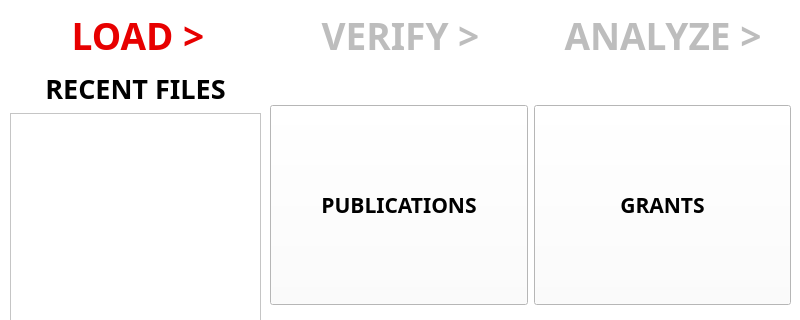
Before: the Qt Designer form Project Code/AppleProject/load_csv.ui in JRWu/DataAggregation, drawn with Qt 5; both pictures show x 0 to 800 and y 0 to 320 of the 800 by 600 pixel window.
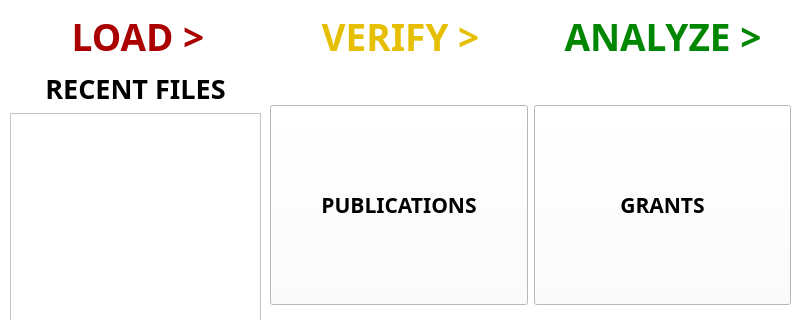
After: the same form once the commit is applied.

```diff
--- a/Project Code/AppleProject/load_csv.ui
+++ b/Project Code/AppleProject/load_csv.ui
@@ -586,7 +586,7 @@
       <x>10</x>
       <y>10</y>
       <width>781</width>
-      <height>51</height>
+      <height>52</height>
      </rect>
     </property>
     <layout class="QHBoxLayout" name="navigation_area">
@@ -604,7 +604,7 @@
           <colorrole role="ButtonText">
            <brush brushstyle="SolidPattern">
             <color alpha="255">
-             <red>231</red>
+             <red>170</red>
              <green>0</green>
              <blue>0</blue>
             </color>
@@ -615,7 +615,7 @@
           <colorrole role="ButtonText">
            <brush brushstyle="SolidPattern">
             <color alpha="255">
-             <red>231</red>
+             <red>170</red>
              <green>0</green>
              <blue>0</blue>
             </color>
@@ -665,9 +665,9 @@
           <colorrole role="ButtonText">
            <brush brushstyle="SolidPattern">
             <color alpha="255">
-             <red>189</red>
-             <green>189</green>
-             <blue>189</blue>
+             <red>229</red>
+             <green>191</green>
+             <blue>0</blue>
             </color>
            </brush>
           </colorrole>
@@ -676,9 +676,9 @@
           <colorrole role="ButtonText">
            <brush brushstyle="SolidPattern">
             <color alpha="255">
-             <red>189</red>
-             <green>189</green>
-             <blue>189</blue>
+             <red>229</red>
+             <green>191</green>
+             <blue>0</blue>
             </color>
            </brush>
           </colorrole>
@@ -687,9 +687,9 @@
           <colorrole role="ButtonText">
            <brush brushstyle="SolidPattern">
             <color alpha="255">
-             <red>120</red>
-             <green>120</green>
-             <blue>120</blue>
+             <red>127</red>
+             <green>127</green>
+             <blue>127</blue>
             </color>
            </brush>
           </colorrole>
@@ -726,9 +726,9 @@
           <colorrole role="ButtonText">
            <brush brushstyle="SolidPattern">
             <color alpha="255">
-             <red>189</red>
-             <green>189</green>
-             <blue>189</blue>
+             <red>0</red>
+             <green>134</green>
+             <blue>0</blue>
             </color>
            </brush>
           </colorrole>
@@ -737,9 +737,9 @@
           <colorrole role="ButtonText">
            <brush brushstyle="SolidPattern">
             <color alpha="255">
-             <red>189</red>
-             <green>189</green>
-             <blue>189</blue>
+             <red>0</red>
+             <green>134</green>
+             <blue>0</blue>
             </color>
            </brush>
           </colorrole>
```
